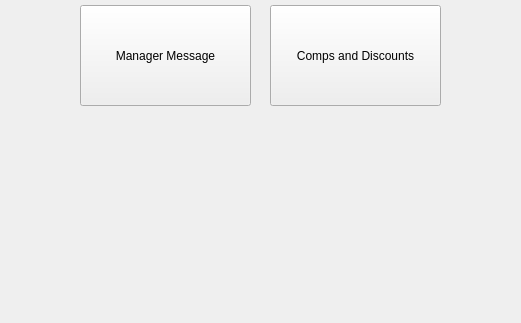
The window that managerfunctionstage.ui (kleiser135/Kitchen-Management) describes before a commit, drawn with Qt 5; both pictures show x 280 to 801 and y 445 to 768 of the 1024 by 768 pixel window.
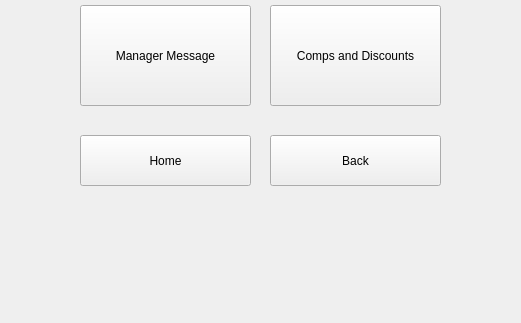
The same window after the commit.

Commit message:
Added all navigation buttons
You can now navigate through every menu with the ability to go back and forth.

Diff of the .ui file:
```diff
--- a/managerfunctionstage.ui
+++ b/managerfunctionstage.ui
@@ -167,6 +167,32 @@
     <string>Comps and Discounts</string>
    </property>
   </widget>
+  <widget class="QPushButton" name="pushButton">
+   <property name="geometry">
+    <rect>
+     <x>550</x>
+     <y>580</y>
+     <width>171</width>
+     <height>51</height>
+    </rect>
+   </property>
+   <property name="text">
+    <string>Back</string>
+   </property>
+  </widget>
+  <widget class="QPushButton" name="pushButton_2">
+   <property name="geometry">
+    <rect>
+     <x>360</x>
+     <y>580</y>
+     <width>171</width>
+     <height>51</height>
+    </rect>
+   </property>
+   <property name="text">
+    <string>Home</string>
+   </property>
+  </widget>
  </widget>
  <resources/>
  <connections/>
```
The commit also changes 14 other files.
